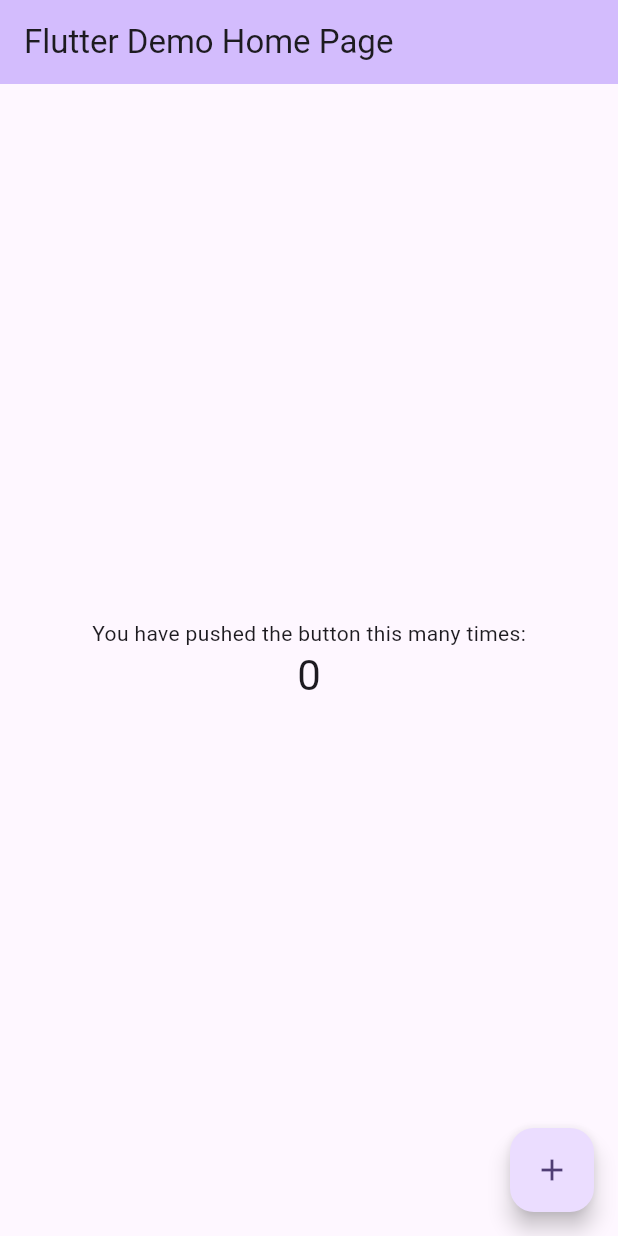
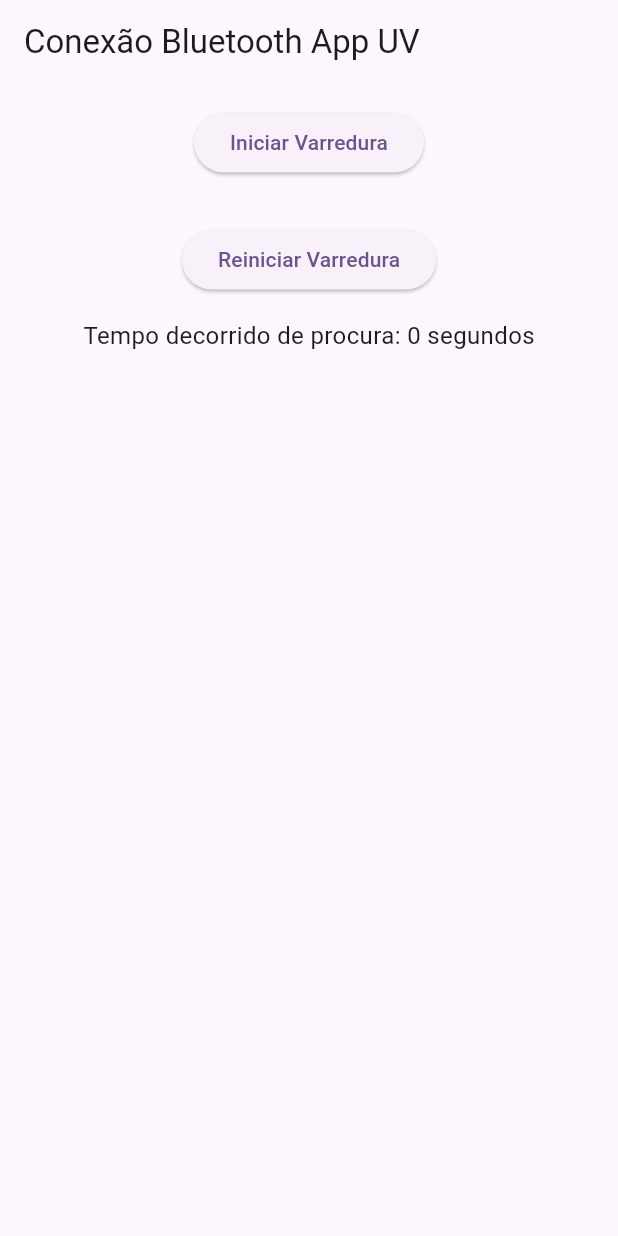
Before and after one commit to samuelspineli34/Aplicativo-Risco-UV, a Flutter app: the screen it shows after launch, on a phone screen of 412 x 824 dp. Run offline on Flutter 3.47's test engine with Material 2 defaults, Android fonts, the phone set to English and light mode, and no system bars; our stand-ins replace flutter_blue_plus.

Commit message:
bluetooth conexão

```diff
--- a/lib/main.dart
+++ b/lib/main.dart
@@ -1,75 +1,30 @@
 import 'package:flutter/material.dart';
-import 'package:flutter_bluetooth_serial/flutter_bluetooth_serial.dart';
-
-
+import 'package:flutter_blue_plus/flutter_blue_plus.dart';
+import 'dart:async';
+import 'package:flutter/foundation.dart';
 
 void main() async {
-  // Some simplest connection :F
-  try {
-    BluetoothConnection connection = await BluetoothConnection.toAddress(address);
-    print('Connected to the device');
-
-    connection.input.listen((Uint8List data) {
-      print('Data incoming: ${ascii.decode(data)}');
-      connection.output.add(data); // Sending data
-
-      if (ascii.decode(data).contains('!')) {
-        connection.finish(); // Closing connection
-        print('Disconnecting by local host');
-      }
-    }).onDone(() {
-      print('Disconnected by remote request');
-    });
-  }
-  catch (exception) {
-    print('Cannot connect, exception occured');
-  }
   runApp(const MyApp());
 }
 
 class MyApp extends StatelessWidget {
   const MyApp({super.key});
 
-  // This widget is the root of your application.
   @override
   Widget build(BuildContext context) {
     return MaterialApp(
       title: 'Flutter Demo',
       theme: ThemeData(
-        // This is the theme of your application.
-        //
-        // TRY THIS: Try running your application with "flutter run". You'll see
-        // the application has a blue toolbar. Then, without quitting the app,
-        // try changing the seedColor in the colorScheme below to Colors.green
-        // and then invoke "hot reload" (save your changes or press the "hot
-        // reload" button in a Flutter-supported IDE, or press "r" if you used
-        // the command line to start the app).
-        //
-        // Notice that the counter didn't reset back to zero; the application
-        // state is not lost during the reload. To reset the state, use hot
-        // restart instead.
-        //
-        // This works for code too, not just values: Most code changes can be
-        // tested with just a hot reload.
         colorScheme: ColorScheme.fromSeed(seedColor: Colors.deepPurple),
         useMaterial3: true,
       ),
-      home: const MyHomePage(title: 'Flutter Demo Home Page'),
+      home: const MyHomePage(title: 'Bluetooth teste'),
     );
   }
 }
 
 class MyHomePage extends StatefulWidget {
   const MyHomePage({super.key, required this.title});
-
-  // This widget is the home page of your application. It is stateful, meaning
-  // that it has a State object (defined below) that contains fields that affect
-  // how it looks.
-
-  // This class is the configuration for the state. It holds the values (in this
-  // case the title) provided by the parent (in this case the App widget) and
-  // used by the build method of the State. Fields in a Widget subclass are
-  // always marked "final".
 
   final String title;
 
@@ -78,71 +33,126 @@ class MyHomePage extends StatefulWidget {
 }
 
 class _MyHomePageState extends State<MyHomePage> {
-  int _counter = 0;
+  List<BluetoothDevice> devices = []; // Lista de dispositivos encontrados
+  Stopwatch? stopwatch; // Timer de tempo decorrido procurando a rede
+  int elapsedTime = 0;
 
-  void _incrementCounter() {
-    setState(() {
-      // This call to setState tells the Flutter framework that something has
-      // changed in this State, which causes it to rerun the build method below
-      // so that the display can reflect the updated values. If we changed
-      // _counter without calling setState(), then the build method would not be
-      // called again, and so nothing would appear to happen.
-      _counter++;
-    });
+
+  void bluetooth_escanear() async {
+    try {
+      stopwatch = Stopwatch()..start();
+      // Inicie a procura de redes bluetooths
+      FlutterBluePlus.startScan(timeout: Duration(seconds: 40));
+
+      // Configurar o StreamBuilder ou similar para exibir os dispositivos encontrados
+      FlutterBluePlus.scanResults.listen((results) {
+        for (ScanResult r in results) {
+          if (!devices.contains(r.device)) {
+            setState(() {
+              devices.add(r.device);
+            });
+          }
+        }
+      });
+
+      // Configurar um timer para atualizar o tempo decorrido a cada segundo
+      Timer.periodic(Duration(seconds: 1), (timer) {
+        setState(() {
+          elapsedTime = stopwatch!.elapsed.inSeconds;
+        });
+      });
+
+
+      // Aguarde o término da varredura
+      await Future.delayed(Duration(seconds: 40));
+
+      // Pare a varredura
+      await FlutterBluePlus.stopScan();
+    } catch (e) {
+      print("Erro ao escanear: $e");
+    }
+  }
+
+  void conectarDispositivo(BluetoothDevice device) async {
+    try {
+      await device.connect(); // Tenta conectar ao dispositivo
+      stopwatch = Stopwatch()..start(); // Inicia o cronômetro
+      // Implemente o que deseja fazer após a conexão bem-sucedida, como navegar para uma nova tela.
+    } catch (e) {
+      print("Erro ao conectar: $e");
+    }
   }
 
   @override
   Widget build(BuildContext context) {
-    // This method is rerun every time setState is called, for instance as done
-    // by the _incrementCounter method above.
-    //
-    // The Flutter framework has been optimized to make rerunning build methods
-    // fast, so that you can just rebuild anything that needs updating rather
-    // than having to individually change instances of widgets.
     return Scaffold(
-      appBar: AppBar(
-        // TRY THIS: Try changing the color here to a specific color (to
-        // Colors.amber, perhaps?) and trigger a hot reload to see the AppBar
-        // change color while the other colors stay the same.
-        backgroundColor: Theme.of(context).colorScheme.inversePrimary,
-        // Here we take the value from the MyHomePage object that was created by
-        // the App.build method, and use it to set our appbar title.
-        title: Text(widget.title),
-      ),
-      body: Center(
-        // Center is a layout widget. It takes a single child and positions it
-        // in the middle of the parent.
+        appBar: AppBar(
+          title: Text('Conexão Bluetooth App UV'),
+        ),
+        body: SingleChildScrollView(
+      child: Center(
         child: Column(
-          // Column is also a layout widget. It takes a list of children and
-          // arranges them vertically. By default, it sizes itself to fit its
-          // children horizontally, and tries to be as tall as its parent.
-          //
-          // Column has various properties to control how it sizes itself and
-          // how it positions its children. Here we use mainAxisAlignment to
-          // center the children vertically; the main axis here is the vertical
-          // axis because Columns are vertical (the cross axis would be
-          // horizontal).
-          //
-          // TRY THIS: Invoke "debug painting" (choose the "Toggle Debug Paint"
-          // action in the IDE, or press "p" in the console), to see the
-          // wireframe for each widget.
           mainAxisAlignment: MainAxisAlignment.center,
           children: <Widget>[
-            const Text(
-              'You have pushed the button this many times:',
+            // Botão para iniciar a varredura
+            Container(
+                margin: EdgeInsetsDirectional.all(15),
+                child: ElevatedButton(
+                  onPressed: bluetooth_escanear,
+                  child: Text('Iniciar Varredura'),
+                )),
+            Container(
+                margin: EdgeInsetsDirectional.all(15),
+                child: ElevatedButton(
+                  onPressed: () {
+                    devices
+                        .clear(); // Limpa a lista de dispositivos encontrados
+                    bluetooth_escanear(); // Inicia a varredura novamente
+                  },
+                  child: Text('Reiniciar Varredura'),
+                )),
+
+            // Lista de dispositivos encontrados
+            ListView.builder(
+              shrinkWrap: true,
+              itemCount: devices.length,
+              itemBuilder: (BuildContext context, int index) {
+                final device = devices[index];
+
+                // Verifique se o dispositivo tem um nome visível (localName)
+                if (device.localName != null && device.localName.isNotEmpty) {
+                  return ListTile(
+                    title: Text(device.localName),
+                    subtitle: Text(device.remoteId.toString()),
+                    trailing: ElevatedButton(
+                      onPressed: () => conectarDispositivo(device),
+                      child: Text('Conectar'),
+                    ),
+                  );
+                } else {
+                  // Se o dispositivo não tiver um nome visível, retorne um widget vazio (não será exibido na lista)
+                  return SizedBox.shrink();
+                }
+              },
             ),
-            Text(
-              '$_counter',
-              style: Theme.of(context).textTheme.headlineMedium,
+            // Timer
+            StreamBuilder<int>(
+              stream: Stream.periodic(Duration(seconds: 1))
+                  .where((_) => stopwatch != null)
+                  .map((_) => elapsedTime),
+              builder: (context, snapshot) {
+                return Text(
+                  'Tempo decorrido de procura: ${snapshot.data ?? 0} segundos',
+                  style: TextStyle(fontSize: 16),
+                );
+              },
             ),
+
+
+
           ],
         ),
       ),
-      floatingActionButton: FloatingActionButton(
-        onPressed: _incrementCounter,
-        tooltip: 'Increment',
-        child: const Icon(Icons.add),
-      ), // This trailing comma makes auto-formatting nicer for build methods.
-    );
+    ));
   }
 }
--- a/pubspec.yaml
+++ b/pubspec.yaml
@@ -36,7 +36,8 @@ dependencies:
   # Use with the CupertinoIcons class for iOS style icons.
   cupertino_icons: ^1.0.2
   flutter_bluetooth_serial: ^0.4.0
-  flutter_blue: ^0.8.0
+  flutter_blue_plus: ^1.14.11
+  #flutter_blue: ^0.8.0
 
 
 
```
Also changed, not shown: pubspec.lock, 3 other files.
